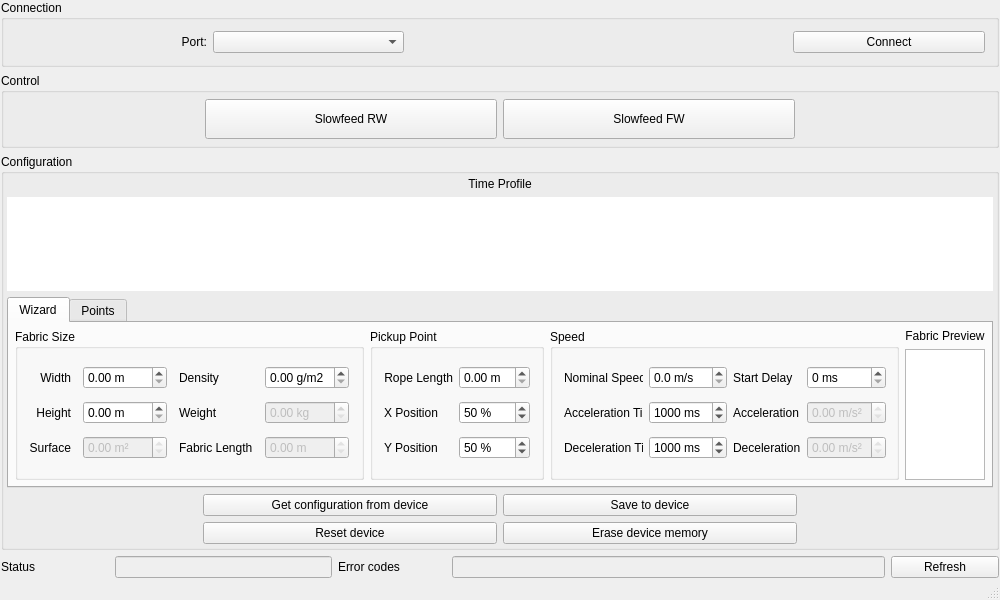
exmachina-dev/ABK-firmware, file tools/ABK_config/ABK_config.ui: the form before one commit.
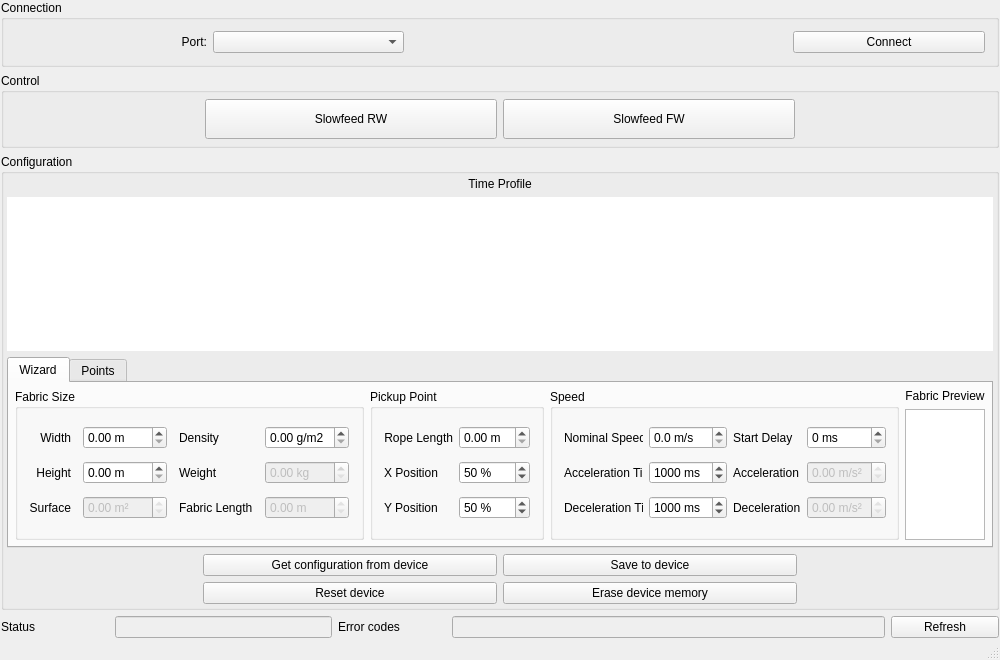
The form after the commit. Icons and pictures are not drawn.

Commit message:
Maximum surface alert
DoubleSpinBox getting red when max value exceeded
Height window resized in .ui file

```diff
--- a/tools/ABK_config/ABK_config.ui
+++ b/tools/ABK_config/ABK_config.ui
@@ -13,7 +13,7 @@
     <x>0</x>
     <y>0</y>
     <width>1000</width>
-    <height>600</height>
+    <height>660</height>
    </rect>
   </property>
   <property name="minimumSize">
```
The commit also changes 1 other file.
